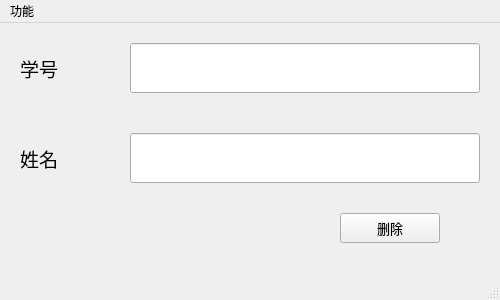
The window that cdeletestudentwindow.ui (QJustice/RandomCallPlus) describes before a commit, drawn with Qt 5.
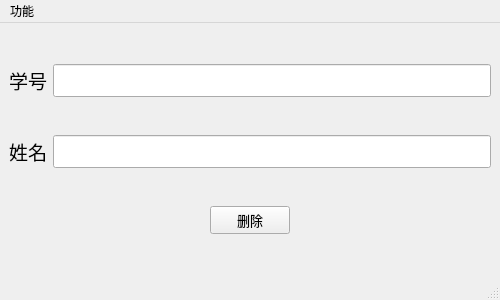
The same window after the commit.

```diff
--- a/cdeletestudentwindow.ui
+++ b/cdeletestudentwindow.ui
@@ -14,15 +14,23 @@
    <string>MainWindow</string>
   </property>
   <widget class="QWidget" name="centralwidget">
+   <layout class="QVBoxLayout" name="verticalLayout">
+    <item>
+     <layout class="QHBoxLayout" name="horizontalLayout">
+      <item>
+       <widget class="QLabel" name="stuNumLab">
+        <property name="font">
+         <font>
+          <pointsize>14</pointsize>
+         </font>
+        </property>
+        <property name="text">
+         <string>学号</string>
+        </property>
+       </widget>
+      </item>
+      <item>
    <widget class="QLineEdit" name="stuNumEdi">
-    <property name="geometry">
-     <rect>
-      <x>130</x>
-      <y>20</y>
-      <width>350</width>
-      <height>50</height>
-     </rect>
-    </property>
     <property name="font">
      <font>
       <pointsize>16</pointsize>
@@ -32,15 +40,13 @@
      <string/>
     </property>
    </widget>
+      </item>
+     </layout>
+    </item>
+    <item>
+     <layout class="QHBoxLayout" name="horizontalLayout_2">
+      <item>
    <widget class="QLabel" name="stuNamLab">
-    <property name="geometry">
-     <rect>
-      <x>20</x>
-      <y>110</y>
-      <width>100</width>
-      <height>50</height>
-     </rect>
-    </property>
     <property name="font">
      <font>
       <pointsize>14</pointsize>
@@ -50,48 +56,35 @@
      <string>姓名</string>
     </property>
    </widget>
-   <widget class="QLabel" name="stuNumLab">
-    <property name="geometry">
-     <rect>
-      <x>20</x>
-      <y>20</y>
-      <width>100</width>
-      <height>50</height>
-     </rect>
-    </property>
-    <property name="font">
-     <font>
-      <pointsize>14</pointsize>
-     </font>
-    </property>
-    <property name="text">
-     <string>学号</string>
-    </property>
-   </widget>
+      </item>
+      <item>
    <widget class="QLineEdit" name="stuNamEdi">
-    <property name="geometry">
-     <rect>
-      <x>130</x>
-      <y>110</y>
-      <width>350</width>
-      <height>50</height>
-     </rect>
-    </property>
     <property name="font">
      <font>
       <pointsize>16</pointsize>
      </font>
     </property>
    </widget>
+      </item>
+     </layout>
+    </item>
+    <item>
+     <layout class="QHBoxLayout" name="horizontalLayout_3">
+      <item>
+       <spacer name="horizontalSpacer">
+        <property name="orientation">
+         <enum>Qt::Horizontal</enum>
+        </property>
+        <property name="sizeHint" stdset="0">
+         <size>
+          <width>40</width>
+          <height>20</height>
+         </size>
+        </property>
+       </spacer>
+      </item>
+      <item>
    <widget class="QPushButton" name="delStuBtn">
-    <property name="geometry">
-     <rect>
-      <x>340</x>
-      <y>190</y>
-      <width>100</width>
-      <height>30</height>
-     </rect>
-    </property>
     <property name="font">
      <font>
       <pointsize>10</pointsize>
@@ -101,6 +94,23 @@
      <string>删除</string>
     </property>
    </widget>
+      </item>
+      <item>
+       <spacer name="horizontalSpacer_2">
+        <property name="orientation">
+         <enum>Qt::Horizontal</enum>
+        </property>
+        <property name="sizeHint" stdset="0">
+         <size>
+          <width>40</width>
+          <height>20</height>
+         </size>
+        </property>
+       </spacer>
+      </item>
+     </layout>
+    </item>
+   </layout>
   </widget>
   <widget class="QMenuBar" name="menubar">
    <property name="geometry">
```
Left out of the diff: 2 changed lines with no effect on the pictures. Lines whose indentation alone changed are shown as unchanged.
